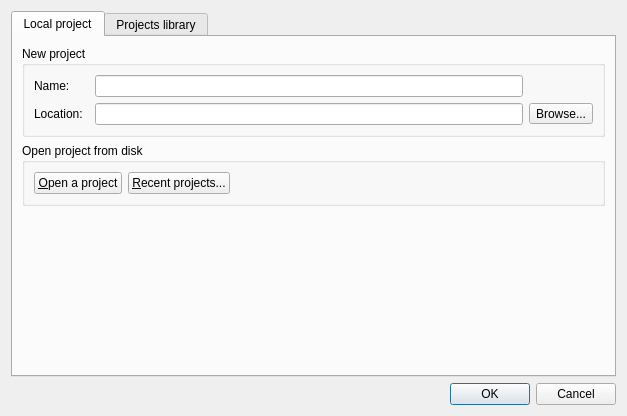
Above: gns3/ui/project_dialog.ui from GNS3/gns3-gui before the change. Below: the same form after it.
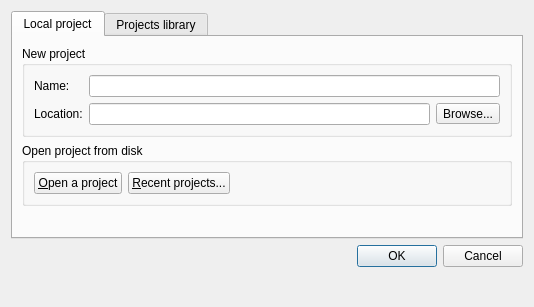
That is the form after the change.

```diff
--- a/gns3/ui/project_dialog.ui
+++ b/gns3/ui/project_dialog.ui
@@ -9,8 +9,8 @@
    <rect>
     <x>0</x>
     <y>0</y>
-    <width>627</width>
-    <height>416</height>
+    <width>534</width>
+    <height>307</height>
    </rect>
   </property>
   <property name="windowTitle">
@@ -42,6 +42,25 @@
           <string>New project</string>
          </property>
          <layout class="QGridLayout" name="gridLayout">
+          <item row="0" column="0">
+           <widget class="QLabel" name="uiNameLabel">
+            <property name="sizePolicy">
+             <sizepolicy hsizetype="Fixed" vsizetype="Preferred">
+              <horstretch>0</horstretch>
+              <verstretch>0</verstretch>
+             </sizepolicy>
+            </property>
+            <property name="text">
+             <string>Name:</string>
+            </property>
+            <property name="textFormat">
+             <enum>Qt::AutoText</enum>
+            </property>
+           </widget>
+          </item>
+          <item row="0" column="1">
+           <widget class="QLineEdit" name="uiNameLineEdit"/>
+          </item>
           <item row="1" column="0">
            <widget class="QLabel" name="uiLocationLabel">
             <property name="sizePolicy">
@@ -55,34 +74,19 @@
             </property>
            </widget>
           </item>
-          <item row="1" column="2">
+          <item row="1" column="1">
+           <layout class="QHBoxLayout" name="horizontalLayout_3">
+            <item>
            <widget class="QLineEdit" name="uiLocationLineEdit"/>
           </item>
-          <item row="0" column="2">
-           <widget class="QLineEdit" name="uiNameLineEdit"/>
-          </item>
-          <item row="1" column="3">
+            <item>
            <widget class="QToolButton" name="uiLocationBrowserToolButton">
             <property name="text">
              <string>Browse...</string>
             </property>
            </widget>
           </item>
-          <item row="0" column="0" colspan="2">
-           <widget class="QLabel" name="uiNameLabel">
-            <property name="sizePolicy">
-             <sizepolicy hsizetype="Fixed" vsizetype="Preferred">
-              <horstretch>0</horstretch>
-              <verstretch>0</verstretch>
-             </sizepolicy>
-            </property>
-            <property name="text">
-             <string>Name:</string>
-            </property>
-            <property name="textFormat">
-             <enum>Qt::AutoText</enum>
-            </property>
-           </widget>
+           </layout>
           </item>
          </layout>
         </widget>
@@ -92,6 +96,8 @@
          <property name="title">
           <string>Open project from disk</string>
          </property>
+         <layout class="QGridLayout" name="gridLayout_2">
+          <item row="0" column="0">
          <layout class="QHBoxLayout" name="horizontalLayout_2">
           <item>
            <widget class="QPushButton" name="uiOpenProjectPushButton">
@@ -121,6 +127,8 @@
            </spacer>
           </item>
          </layout>
+          </item>
+         </layout>
         </widget>
        </item>
        <item>
@@ -130,8 +138,8 @@
          </property>
          <property name="sizeHint" stdset="0">
           <size>
-           <width>20</width>
-           <height>40</height>
+           <width>5</width>
+           <height>5</height>
           </size>
          </property>
         </spacer>
@@ -180,6 +188,19 @@
      </item>
     </layout>
    </item>
+   <item>
+    <spacer name="verticalSpacer_2">
+     <property name="orientation">
+      <enum>Qt::Vertical</enum>
+     </property>
+     <property name="sizeHint" stdset="0">
+      <size>
+       <width>20</width>
+       <height>40</height>
+      </size>
+     </property>
+    </spacer>
+   </item>
   </layout>
  </widget>
  <resources/>
```
Lines whose indentation alone changed are shown as unchanged.
